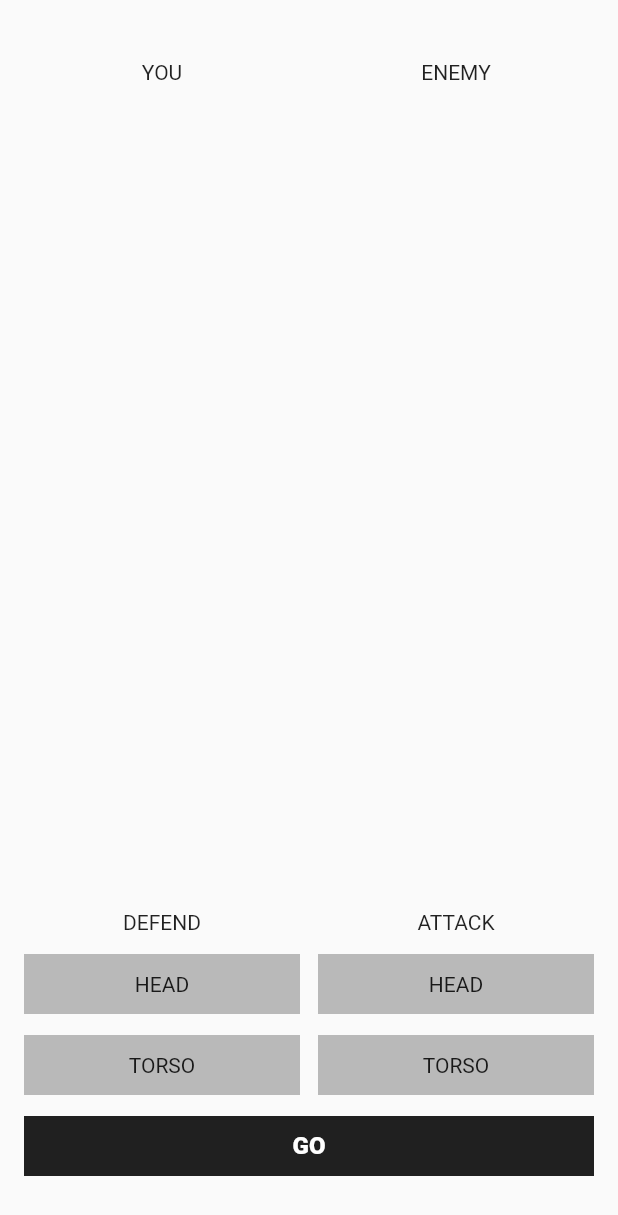
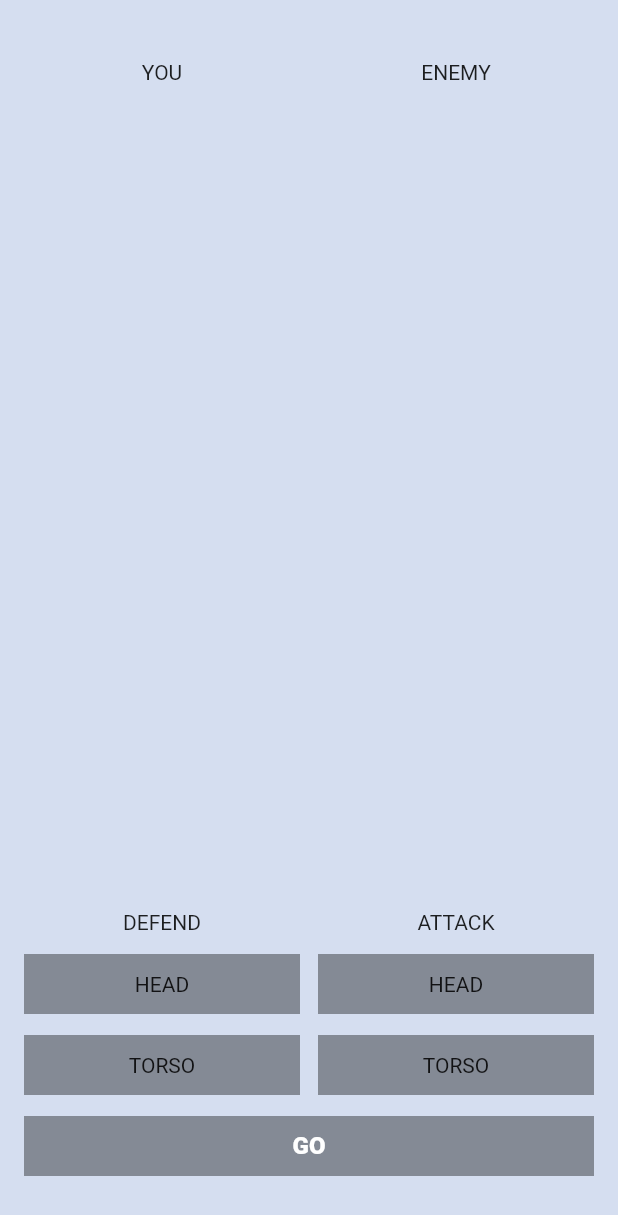
Before and after one commit to RNOVOSELOV/flutter_fight_club, a Flutter app: the screen it shows after launch, on a phone screen of 412 x 824 dp. Shown: the top 1215 px of the screen. Run offline on Flutter 3.47's test engine with Material 2 defaults, Android fonts, the phone set to English and light mode, and no system bars.

Commit message:
Tasks 1 2 3 4

```diff
--- a/lib/main.dart
+++ b/lib/main.dart
@@ -25,6 +25,7 @@ class _MyHomePageState extends State<MyHomePage> {
   @override
   Widget build(BuildContext context) {
     return Scaffold(
+      backgroundColor: Color(0xFFD5DEF0),
       body: Column(
         children: [
           SizedBox(
@@ -117,8 +118,10 @@ class _MyHomePageState extends State<MyHomePage> {
               Expanded(
                   child: SizedBox(
                 height: 40,
+                child: GestureDetector(
+                  onTap: () => makeMove(),
                   child: ColoredBox(
-                  color: Color.fromRGBO(0, 0, 0, 0.87),
+                    color: bodyPartsIsChecked() ? Color.fromRGBO(0, 0, 0, 0.87) : Color.fromRGBO(0, 0, 0, 0.38),
                     child: Center(
                       child: Text(
                         "Go".toUpperCase(),
@@ -126,6 +129,7 @@ class _MyHomePageState extends State<MyHomePage> {
                             color: Colors.white,
                             fontWeight: FontWeight.w900,
                             fontSize: 16),
+                      ),
                     ),
                   ),
                 ),
@@ -152,6 +156,19 @@ class _MyHomePageState extends State<MyHomePage> {
   void _selectAttackingBodyPart(final BodyPart value) {
     setState(() {
       attackingBodyPart = value;
+    });
+  }
+
+  bool bodyPartsIsChecked () {
+    return (attackingBodyPart != null && defendingBodyPart != null) ? true : false;
+  }
+
+  void makeMove() {
+    setState(() {
+      if (bodyPartsIsChecked()) {
+        attackingBodyPart = null;
+        defendingBodyPart = null;
+      }
     });
   }
 }
@@ -189,8 +206,9 @@ class BodyPartButton extends StatelessWidget {
       child: SizedBox(
         height: 40,
         child: ColoredBox(
-          color:
-              selected ? const Color.fromRGBO(28, 121, 206, 1) : Colors.black26,
+          color: selected
+              ? const Color.fromRGBO(28, 121, 206, 1)
+              : Color.fromRGBO(0, 0, 0, 0.38),
           child: Center(child: Text(bodyPart.name.toUpperCase())),
         ),
       ),
```
Lines whose indentation alone changed are shown as unchanged.
